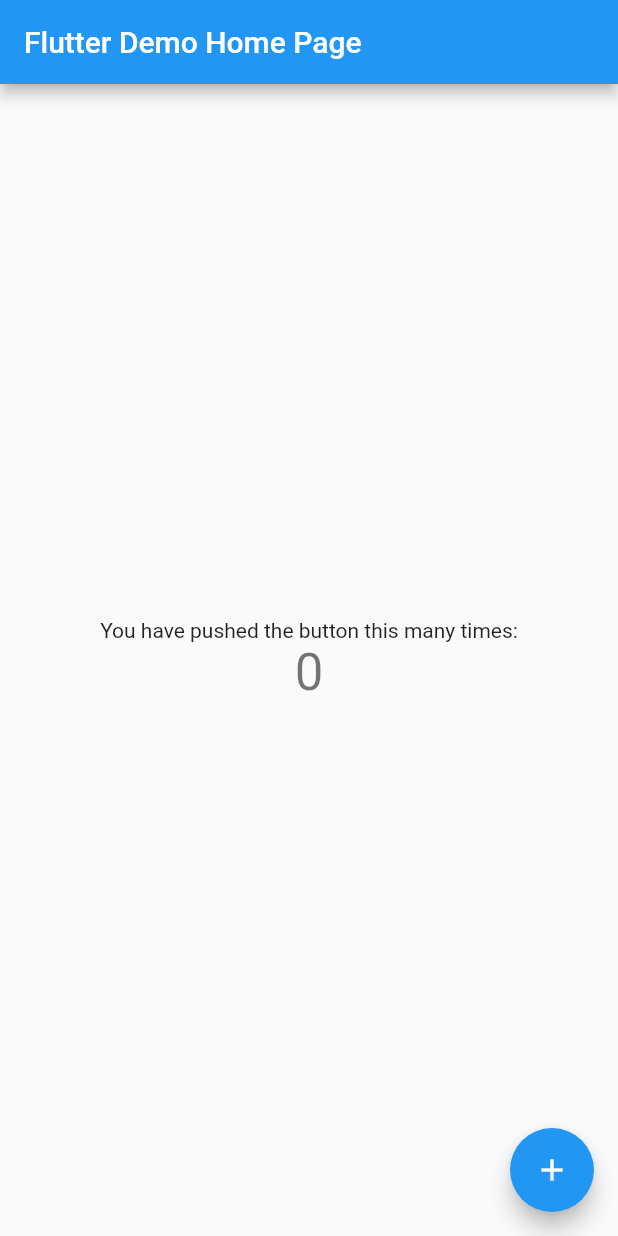
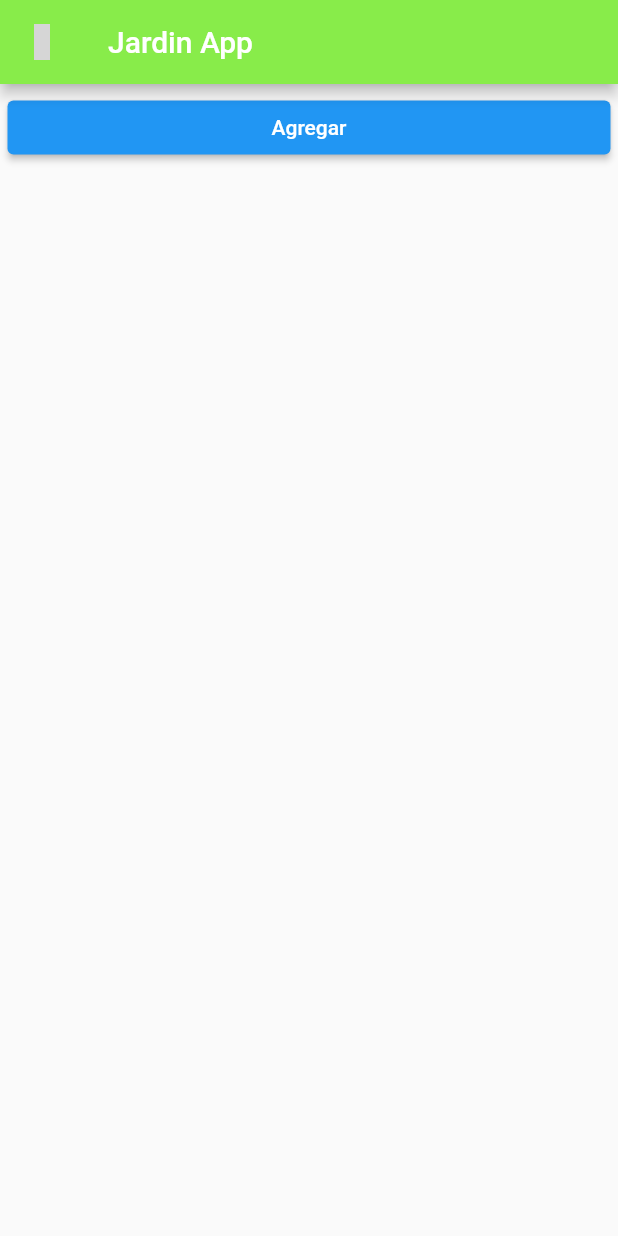
Before and after one commit to Val-Voi/app_jardin, a Flutter app: the screen it shows after launch, on a phone screen of 412 x 824 dp. Run offline on Flutter 3.47's test engine with Material 2 defaults, Android fonts, the phone set to English and light mode, and no system bars; our stand-ins replace material_design_icons_flutter; grey boxes are pictures that could not be loaded.

Commit message:
Pruebo cosas
quiere probar cositas

```diff
--- a/lib/main.dart
+++ b/lib/main.dart
@@ -1,3 +1,4 @@
+import 'package:app_jardin/pages/main_page_page.dart';
 import 'package:flutter/material.dart';
 
 void main() {
@@ -11,6 +12,7 @@ class MyApp extends StatelessWidget {
   @override
   Widget build(BuildContext context) {
     return MaterialApp(
+      debugShowCheckedModeBanner: false,
       title: 'Flutter Demo',
       theme: ThemeData(
         // This is the theme of your application.
@@ -24,7 +26,7 @@ class MyApp extends StatelessWidget {
         // is not restarted.
         primarySwatch: Colors.blue,
       ),
-      home: const MyHomePage(title: 'Flutter Demo Home Page'),
+      home: MainPage(),
     );
   }
 }
--- a/lib/pages/main_page_page.dart
+++ b/lib/pages/main_page_page.dart
@@ -0,0 +1,38 @@
+import 'package:flutter/material.dart';
+import 'package:material_design_icons_flutter/material_design_icons_flutter.dart';
+
+
+class MainPage extends StatefulWidget {
+  MainPage({Key? key}) : super(key: key);
+
+  @override
+  State<MainPage> createState() => _MainPageState();
+}
+
+class _MainPageState extends State<MainPage> {
+  @override
+  Widget build(BuildContext context) {
+    return Scaffold(
+      appBar: AppBar(
+        title: Text('Jardin App'),
+        backgroundColor: Color.fromARGB(255, 136, 236, 74),
+        leading: Icon(MdiIcons.humanChild),
+      ),
+      body: Padding(
+        padding: EdgeInsets.all(5),
+        child: Column(
+          children: [
+            Container(
+              width: double.infinity,
+              child: ElevatedButton(child: Text('Agregar'), onPressed: (() {
+                MaterialPageRoute route = MaterialPageRoute(builder: (context){
+                  return Text('hola'); //debo poner la pagina agregar
+                });
+              }),),
+            )
+          ],
+        ),
+      ),
+    );
+  }
+}
--- a/pubspec.yaml
+++ b/pubspec.yaml
@@ -34,6 +34,8 @@ dependencies:
   # The following adds the Cupertino Icons font to your application.
   # Use with the CupertinoIcons class for iOS style icons.
   cupertino_icons: ^1.0.2
+  material_design_icons_flutter: ^5.0.6595
+  http: ^0.13.4
 
 dev_dependencies:
   flutter_test:
```
